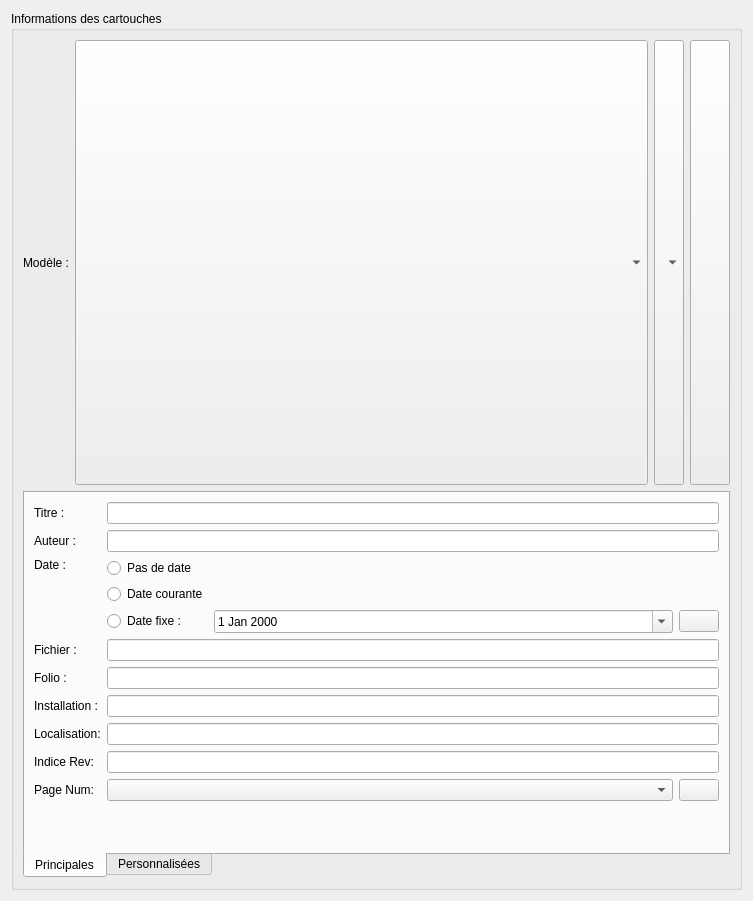
This is sources/ui/titleblockpropertieswidget.ui in qelectrotech/qelectrotech-source-mirror as Qt 5 draws it before an edit. The edited form follows.
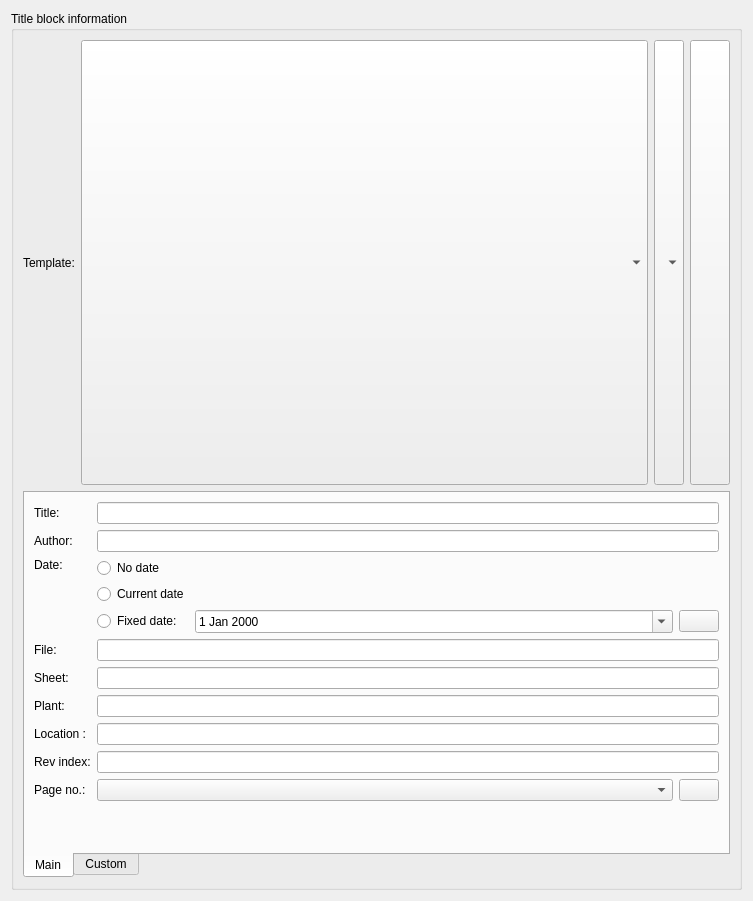
This is the edited form. Icons and pictures are not drawn.

```diff
--- a/sources/ui/titleblockpropertieswidget.ui
+++ b/sources/ui/titleblockpropertieswidget.ui
@@ -29,7 +29,7 @@
    <item>
     <widget class="QGroupBox" name="m_tbt_gb">
      <property name="title">
-      <string>Informations des cartouches</string>
+      <string>Title block information</string>
      </property>
      <property name="checkable">
       <bool>false</bool>
@@ -46,7 +46,7 @@
         <item>
          <widget class="QLabel" name="m_tbt_label">
           <property name="text">
-           <string>Modèle :</string>
+           <string>Template:</string>
           </property>
          </widget>
         </item>
@@ -162,7 +162,7 @@
         </property>
         <widget class="QWidget" name="tab">
          <attribute name="title">
-          <string>Principales</string>
+          <string>Main</string>
          </attribute>
          <layout class="QVBoxLayout" name="verticalLayout_2">
           <item>
@@ -170,7 +170,7 @@
             <item row="3" column="1">
              <widget class="QLabel" name="label_4">
               <property name="text">
-               <string>Date :</string>
+               <string>Date:</string>
               </property>
               <property name="alignment">
                <set>Qt::AlignLeading|Qt::AlignLeft|Qt::AlignTop</set>
@@ -216,14 +216,14 @@
             <item row="2" column="1">
              <widget class="QLabel" name="label_3">
               <property name="text">
-               <string>Auteur :</string>
+               <string>Author:</string>
               </property>
              </widget>
             </item>
             <item row="9" column="1">
              <widget class="QLabel" name="label_12">
               <property name="text">
-               <string>Indice Rev:</string>
+               <string>Rev index:</string>
               </property>
              </widget>
             </item>
@@ -251,14 +251,14 @@
             <item row="5" column="1">
              <widget class="QLabel" name="label_6">
               <property name="text">
-               <string>Folio :</string>
+               <string>Sheet:</string>
               </property>
              </widget>
             </item>
             <item row="4" column="1">
              <widget class="QLabel" name="label_5">
               <property name="text">
-               <string>Fichier :</string>
+               <string>File:</string>
               </property>
              </widget>
             </item>
@@ -281,14 +281,14 @@
               <item row="0" column="0">
                <widget class="QRadioButton" name="m_no_date_rb">
                 <property name="text">
-                 <string>Pas de date</string>
+                 <string>No date</string>
                 </property>
                </widget>
               </item>
               <item row="1" column="0">
                <widget class="QRadioButton" name="m_current_date_rb">
                 <property name="text">
-                 <string>Date courante</string>
+                 <string>Current date</string>
                 </property>
                </widget>
               </item>
@@ -321,7 +321,7 @@
               <item row="2" column="0">
                <widget class="QRadioButton" name="m_fixed_date_rb">
                 <property name="text">
-                 <string>Date fixe :</string>
+                 <string>Fixed date:</string>
                 </property>
                </widget>
               </item>
@@ -341,7 +341,7 @@
             <item row="1" column="1">
              <widget class="QLabel" name="label_2">
               <property name="text">
-               <string>Titre :</string>
+               <string>Title:</string>
               </property>
              </widget>
             </item>
@@ -354,7 +354,7 @@
                </sizepolicy>
               </property>
               <property name="text">
-               <string>Page Num:</string>
+               <string>Page no.:</string>
               </property>
              </widget>
             </item>
@@ -368,14 +368,14 @@
             <item row="6" column="1">
              <widget class="QLabel" name="label_10">
               <property name="text">
-               <string>Installation :</string>
+               <string>Plant:</string>
               </property>
              </widget>
             </item>
             <item row="8" column="1">
              <widget class="QLabel" name="label_11">
               <property name="text">
-               <string>Localisation:</string>
+               <string>Location :</string>
               </property>
              </widget>
             </item>
@@ -398,7 +398,7 @@
         </widget>
         <widget class="QWidget" name="tab_2">
          <attribute name="title">
-          <string>Personnalisées</string>
+          <string>Custom</string>
          </attribute>
          <layout class="QVBoxLayout" name="verticalLayout">
           <item>
```
Left out of the diff: 31 changed lines with no effect on the pictures.
